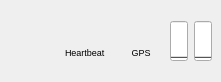
This is src/ui/SlugsStatus.ui in dagoodma/qgroundcontrol as Qt 5 draws it before an edit. The edited form follows.
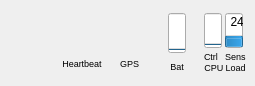
This is the edited form. Icons and pictures are not drawn.

Commit message: Status widget working. Need to fix crashing.

Diff of the .ui file:
```diff
--- a/src/ui/SlugsStatus.ui
+++ b/src/ui/SlugsStatus.ui
@@ -6,8 +6,8 @@
    <rect>
     <x>0</x>
     <y>0</y>
-    <width>221</width>
-    <height>82</height>
+    <width>255</width>
+    <height>80</height>
    </rect>
   </property>
   <property name="sizePolicy">
@@ -44,6 +44,65 @@
    <item row="0" column="0">
     <widget class="QWidget" name="widget" native="true">
      <layout class="QGridLayout" name="gridLayout_2">
+      <item row="0" column="3">
+       <layout class="QVBoxLayout" name="verticalLayout_3">
+        <property name="sizeConstraint">
+         <enum>QLayout::SetFixedSize</enum>
+        </property>
+        <item alignment="Qt::AlignHCenter|Qt::AlignTop">
+         <widget class="QProgressBar" name="batteryBar">
+          <property name="minimumSize">
+           <size>
+            <width>18</width>
+            <height>35</height>
+           </size>
+          </property>
+          <property name="maximumSize">
+           <size>
+            <width>18</width>
+            <height>40</height>
+           </size>
+          </property>
+          <property name="font">
+           <font/>
+          </property>
+          <property name="toolTip">
+           <string>Battery Fuel</string>
+          </property>
+          <property name="statusTip">
+           <string>Battery Fuel</string>
+          </property>
+          <property name="value">
+           <number>0</number>
+          </property>
+          <property name="alignment">
+           <set>Qt::AlignCenter</set>
+          </property>
+          <property name="textVisible">
+           <bool>false</bool>
+          </property>
+          <property name="orientation">
+           <enum>Qt::Vertical</enum>
+          </property>
+         </widget>
+        </item>
+        <item>
+         <widget class="QLabel" name="label">
+          <property name="font">
+           <font>
+            <pointsize>7</pointsize>
+           </font>
+          </property>
+          <property name="text">
+           <string>Bat</string>
+          </property>
+          <property name="alignment">
+           <set>Qt::AlignCenter</set>
+          </property>
+         </widget>
+        </item>
+       </layout>
+      </item>
       <item row="0" column="0">
        <widget class="QLabel" name="typeLabel">
         <property name="toolTip">
@@ -70,6 +129,12 @@
         </property>
         <item>
          <widget class="QLabel" name="heartBeatLabel">
+          <property name="minimumSize">
+           <size>
+            <width>30</width>
+            <height>35</height>
+           </size>
+          </property>
           <property name="toolTip">
            <string>Heartbeat</string>
           </property>
@@ -88,14 +153,26 @@
           <property name="text">
            <string>Heartbeat</string>
           </property>
+          <property name="alignment">
+           <set>Qt::AlignCenter</set>
+          </property>
          </widget>
         </item>
        </layout>
       </item>
       <item row="0" column="2">
        <layout class="QVBoxLayout" name="verticalLayout_2">
+        <property name="sizeConstraint">
+         <enum>QLayout::SetFixedSize</enum>
+        </property>
         <item>
          <widget class="QLabel" name="gpsStatusLabel">
+          <property name="minimumSize">
+           <size>
+            <width>30</width>
+            <height>35</height>
+           </size>
+          </property>
           <property name="text">
            <string/>
           </property>
@@ -118,73 +195,134 @@
         </item>
        </layout>
       </item>
-      <item row="0" column="3">
-       <widget class="QProgressBar" name="batteryCriticalBar">
-        <property name="minimumSize">
-         <size>
-          <width>18</width>
-          <height>0</height>
-         </size>
-        </property>
-        <property name="maximumSize">
-         <size>
-          <width>18</width>
-          <height>40</height>
-         </size>
-        </property>
-        <property name="font">
-         <font/>
-        </property>
-        <property name="toolTip">
-         <string>Battery Fuel</string>
-        </property>
-        <property name="statusTip">
-         <string>Battery Fuel</string>
-        </property>
-        <property name="value">
-         <number>0</number>
-        </property>
-        <property name="textVisible">
-         <bool>false</bool>
-        </property>
-        <property name="orientation">
-         <enum>Qt::Vertical</enum>
-        </property>
-       </widget>
-      </item>
       <item row="0" column="4">
-       <widget class="QProgressBar" name="batteryAvionicsBar">
-        <property name="minimumSize">
-         <size>
-          <width>18</width>
-          <height>0</height>
-         </size>
+       <layout class="QVBoxLayout" name="verticalLayout_7" stretch="50,0">
+        <property name="spacing">
+         <number>0</number>
         </property>
-        <property name="maximumSize">
-         <size>
-          <width>18</width>
-          <height>40</height>
-         </size>
+        <property name="sizeConstraint">
+         <enum>QLayout::SetDefaultConstraint</enum>
         </property>
-        <property name="font">
-         <font/>
+        <property name="topMargin">
+         <number>0</number>
         </property>
-        <property name="toolTip">
-         <string>Battery Fuel</string>
-        </property>
-        <property name="statusTip">
-         <string>Battery Fuel</string>
-        </property>
-        <property name="value">
+        <property name="bottomMargin">
          <number>0</number>
         </property>
-        <property name="textVisible">
-         <bool>false</bool>
-        </property>
-        <property name="orientation">
-         <enum>Qt::Vertical</enum>
-        </property>
-       </widget>
+        <item>
+         <layout class="QHBoxLayout" name="horizontalLayout" stretch="0,0">
+          <property name="spacing">
+           <number>3</number>
+          </property>
+          <property name="sizeConstraint">
+           <enum>QLayout::SetDefaultConstraint</enum>
+          </property>
+          <item>
+           <layout class="QVBoxLayout" name="verticalLayout_4">
+            <item>
+             <widget class="QProgressBar" name="loadCtrlBar">
+              <property name="minimumSize">
+               <size>
+                <width>18</width>
+                <height>35</height>
+               </size>
+              </property>
+              <property name="maximumSize">
+               <size>
+                <width>18</width>
+                <height>40</height>
+               </size>
+              </property>
+              <property name="font">
+               <font/>
+              </property>
+              <property name="toolTip">
+               <string>Battery Fuel</string>
+              </property>
+              <property name="statusTip">
+               <string>Battery Fuel</string>
+              </property>
+              <property name="value">
+               <number>0</number>
+              </property>
+              <property name="textVisible">
+               <bool>false</bool>
+              </property>
+              <property name="orientation">
+               <enum>Qt::Vertical</enum>
+              </property>
+             </widget>
+            </item>
+            <item>
+             <widget class="QLabel" name="label_2">
+              <property name="font">
+               <font>
+                <pointsize>7</pointsize>
+               </font>
+              </property>
+              <property name="text">
+               <string>Ctrl</string>
+              </property>
+             </widget>
+            </item>
+           </layout>
+          </item>
+          <item>
+           <layout class="QVBoxLayout" name="verticalLayout_5">
+            <item>
+             <widget class="QProgressBar" name="loadSensBar">
+              <property name="minimumSize">
+               <size>
+                <width>18</width>
+                <height>35</height>
+               </size>
+              </property>
+              <property name="maximumSize">
+               <size>
+                <width>18</width>
+                <height>40</height>
+               </size>
+              </property>
+              <property name="value">
+               <number>24</number>
+              </property>
+              <property name="orientation">
+               <enum>Qt::Vertical</enum>
+              </property>
+             </widget>
+            </item>
+            <item>
+             <widget class="QLabel" name="label_3">
+              <property name="font">
+               <font>
+                <pointsize>7</pointsize>
+               </font>
+              </property>
+              <property name="text">
+               <string>Sens</string>
+              </property>
+             </widget>
+            </item>
+           </layout>
+          </item>
+         </layout>
+        </item>
+        <item>
+         <widget class="QLabel" name="label_4">
+          <property name="font">
+           <font>
+            <pointsize>7</pointsize>
+           </font>
+          </property>
+          <property name="text">
+           <string>CPU Load</string>
+          </property>
+          <property name="alignment">
+           <set>Qt::AlignCenter</set>
+          </property>
+         </widget>
+        </item>
+       </layout>
       </item>
      </layout>
     </widget>
```
The commit also changes 5 other files.
